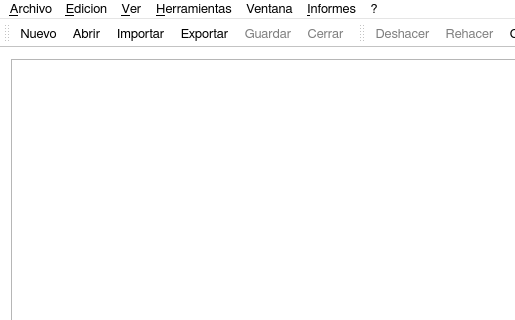
First picture: the form in Ui/mainwindow.ui, repository exodehm/SDMed2, before the edit; both pictures show x 0 to 515 and y 0 to 320 of the 897 by 591 pixel window.
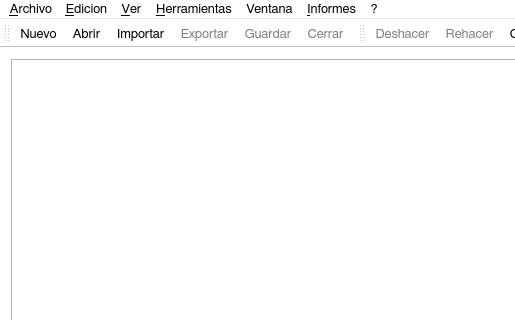
Second picture: the form after the edit. Icons and pictures are not drawn.

The edit to the form file:
```diff
--- a/Ui/mainwindow.ui
+++ b/Ui/mainwindow.ui
@@ -980,6 +980,9 @@
    </property>
   </action>
   <action name="actionExportar">
+   <property name="enabled">
+    <bool>false</bool>
+   </property>
    <property name="icon">
     <iconset resource="../recursos.qrc">
      <normaloff>:/images/exportar.png</normaloff>:/images/exportar.png</iconset>
```
